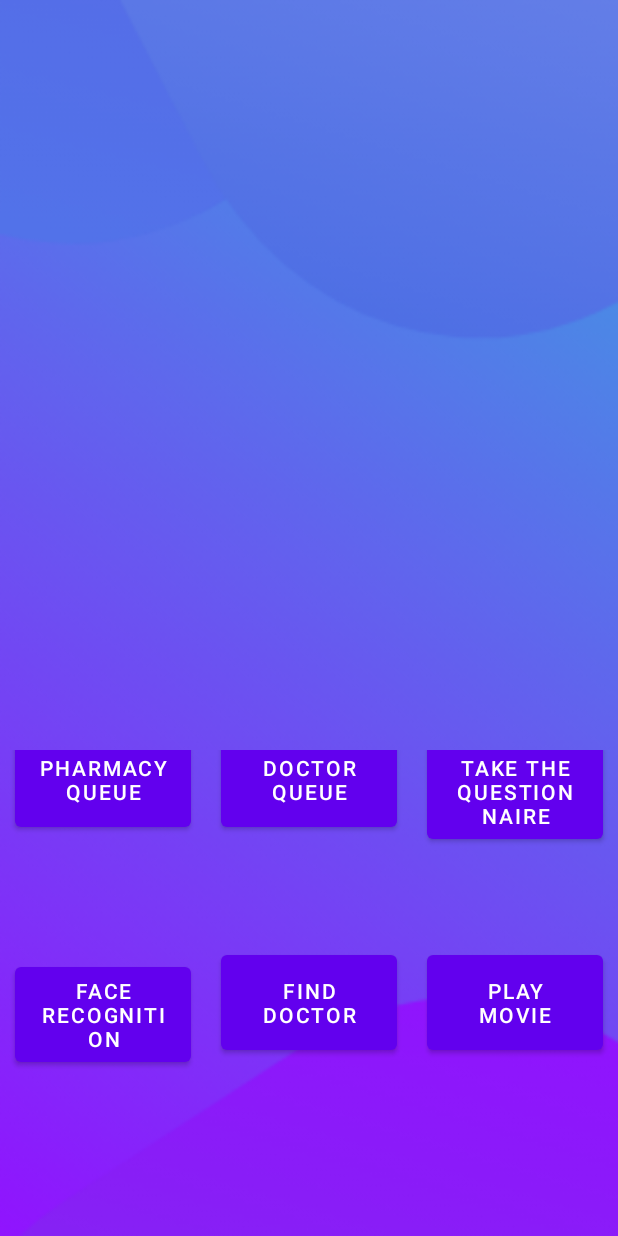
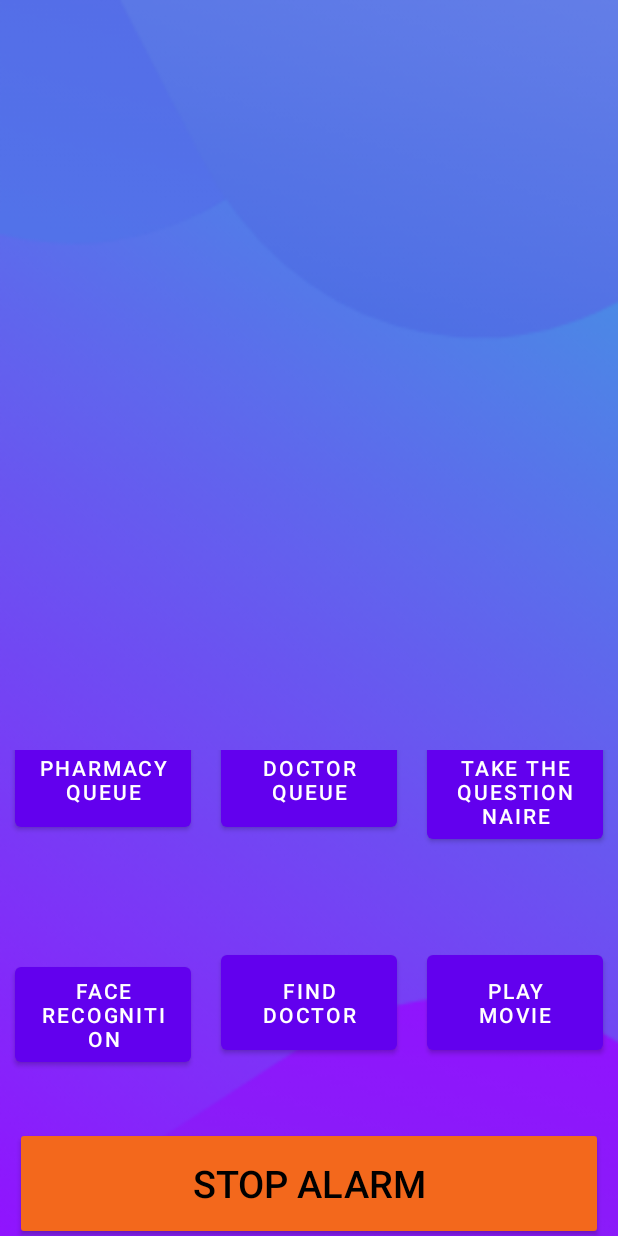
Before and after one commit to nikan2110/temi-robot-test, an Android app: the layout activity_main.xml on its own in the app's theme, with its tools: preview values and no code run, on a phone screen of 412 x 824 dp. Run offline under Robolectric (Android 15) with nearby library versions, the phone set to English and light mode, and no system bars.

Commit message:
add alarm service

```diff
--- a/app/src/main/java/meuhedet/com/temitestappl/services/MailService.java
+++ b/app/src/main/java/meuhedet/com/temitestappl/services/MailService.java
@@ -19,7 +19,6 @@ public class MailService {
             Properties properties = new Properties();
             properties.setProperty("mail.imap.ssl.enable", "true");
             Session emailSession = Session.getDefaultInstance(properties);
-            //create the POP3 store object and connect with the pop server
             Store store = emailSession.getStore("imap");
             store.connect(host, 993, username, password);
             //create the folder object and open it
@@ -30,7 +29,7 @@ public class MailService {
             Log.i("Mail service", "Messages length---" + messages.length);
             for (Message message : messages) {
                 String msg = message.getSubject().toString();
-                if (msg.contains("robot")) {
+                if (msg.contains("Alarm")) {
                     flag = true;
                 }
                 message.setFlag(Flags.Flag.DELETED, true);
--- a/app/src/main/res/layout/activity_main.xml
+++ b/app/src/main/res/layout/activity_main.xml
@@ -79,5 +79,25 @@
 
     </LinearLayout>
 
+    <LinearLayout
+        android:layout_width="match_parent"
+        android:layout_height="0dp"
+        android:layout_marginTop="25dp"
+        android:layout_weight="1"
+        android:orientation="horizontal">
+
+        <androidx.appcompat.widget.AppCompatButton
+            android:id="@+id/button_stop_alarm"
+            android:layout_width="0dp"
+            android:layout_height="75dp"
+            android:layout_margin="10dp"
+            android:layout_weight="1"
+            android:backgroundTint="@color/orange"
+            android:text="@string/stop_alarm"
+            android:textSize="25sp"
+            android:textColor="@color/black" />
+
+    </LinearLayout>
+
 
 </LinearLayout>
--- a/app/src/main/res/values/strings.xml
+++ b/app/src/main/res/values/strings.xml
@@ -35,4 +35,5 @@
     <string name="find">Find</string>
     <string name="play_movie">Play movie</string>
     <string name="back_to_main_menu">Back to main menu</string>
+    <string name="stop_alarm">Stop alarm</string>
 </resources>
```
Also changed, not shown: app/src/main/java/meuhedet/com/temitestappl/MainActivity.kt (+134 -62 lines), app/src/main/java/meuhedet/com/temitestappl/services/AlarmService.java (added, +26 -0 lines), 1 other file.
